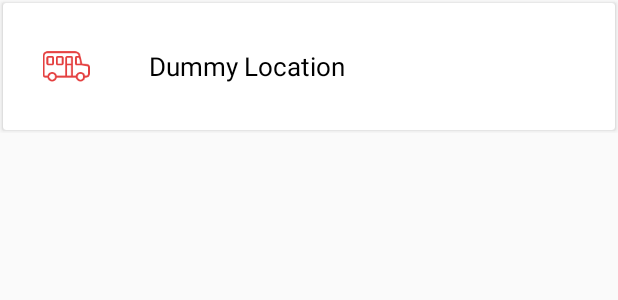
After one commit to avinashgazula/TourCanada, an Android app: the layout activity_list_item.xml on its own in the app's theme, with its tools: preview values and no code run, on a phone screen of 412 x 824 dp. The commit adds this screen. Shown: the top 300 px of the screen. Run offline under Robolectric (Android 15) with nearby library versions, the phone set to English and light mode, and no system bars.

Commit message:
Added Locations API support

```diff
--- a/Tourism/app/src/main/AndroidManifest.xml
+++ b/Tourism/app/src/main/AndroidManifest.xml
@@ -8,11 +8,15 @@
 
     <application
         android:allowBackup="true"
+        android:usesCleartextTraffic="true"
         android:icon="@mipmap/ic_launcher"
         android:label="@string/app_name"
         android:roundIcon="@mipmap/ic_launcher_round"
         android:supportsRtl="true"
         android:theme="@style/AppTheme">
+        <activity
+            android:name=".ViewLocationsActivity"
+            android:label="ViewLocations" />
         <activity
             android:name=".SignUpActivity"
             android:label="Login" />
--- a/Tourism/app/src/main/java/com/dal/tourism/AuthenticationActivity.java
+++ b/Tourism/app/src/main/java/com/dal/tourism/AuthenticationActivity.java
@@ -92,7 +92,7 @@ public class AuthenticationActivity extends AppCompatActivity {
                     public void onComplete(@NonNull Task<AuthResult> task) {
                         if (task.isSuccessful()){
 
-                            startActivity(new Intent(AuthenticationActivity.this, MainActivity.class));
+                            startActivity(new Intent(AuthenticationActivity.this, ViewLocationsActivity.class));
                             finish();
 
                         }else{
--- /dev/null
+++ b/Tourism/app/src/main/res/layout/activity_list_item.xml
@@ -0,0 +1,48 @@
+<?xml version="1.0" encoding="utf-8"?>
+
+<LinearLayout xmlns:android="http://schemas.android.com/apk/res/android"
+    android:orientation="vertical"
+    android:layout_width="match_parent"
+    android:layout_height="wrap_content"
+    android:clipToPadding="false"
+    android:paddingBottom="@dimen/cardview_default_elevation"
+    android:paddingLeft="@dimen/cardview_default_elevation"
+    android:paddingRight="@dimen/cardview_default_elevation"
+    android:paddingTop="@dimen/cardview_default_elevation">
+
+
+    <androidx.cardview.widget.CardView
+        android:layout_width="match_parent"
+        android:layout_height="wrap_content">
+
+
+        <RelativeLayout
+            android:layout_width="match_parent" android:layout_height="wrap_content"
+            android:padding="15dp"
+            android:clipToPadding="true"
+            android:layout_margin="2dp"
+            android:id="@+id/parent_layout">
+
+            <ImageView
+                android:layout_width="50dp"
+                android:layout_height="50dp"
+                android:id="@+id/image"
+                android:src="@mipmap/ic_launcher_round"
+                android:contentDescription="@string/dummy_text"
+                android:transitionName="favicon_transition"/>
+            <TextView
+                android:id="@+id/txt_locationName"
+                android:layout_width="wrap_content"
+                android:layout_height="wrap_content"
+                android:layout_toEndOf="@+id/image"
+                android:layout_marginStart="30dp"
+                android:layout_centerVertical="true"
+                android:textColor="@color/colorBlack"
+                android:text="@string/dummy_location"
+                android:textSize="17sp"
+                android:transitionName="login_name_transition"/>
+
+        </RelativeLayout>
+
+    </androidx.cardview.widget.CardView>
+</LinearLayout>
--- a/Tourism/app/src/main/res/values/strings.xml
+++ b/Tourism/app/src/main/res/values/strings.xml
@@ -24,4 +24,6 @@
     <string name="already_a_member_login">Already a member? Login</string>
     <string name="signout">signout</string>
     <string name="forgot_password">Forgot Password?</string>
+    <string name="dummy_location">Dummy Location</string>
+    <string name="dummy_text">dummy text</string>
 </resources>
```
Also changed, not shown: Tourism/app/build.gradle (+10 -2 lines), Tourism/app/src/main/java/com/dal/tourism/LoginActivity.java (+3 -6 lines), Tourism/app/src/main/java/com/dal/tourism/RecyclerViewAdapter.java (added, +69 -0 lines), Tourism/app/src/main/java/com/dal/tourism/ViewLocationsActivity.java (added, +78 -0 lines), Tourism/app/src/main/res/layout/activity_view_locations.xml (added, +13 -0 lines).
